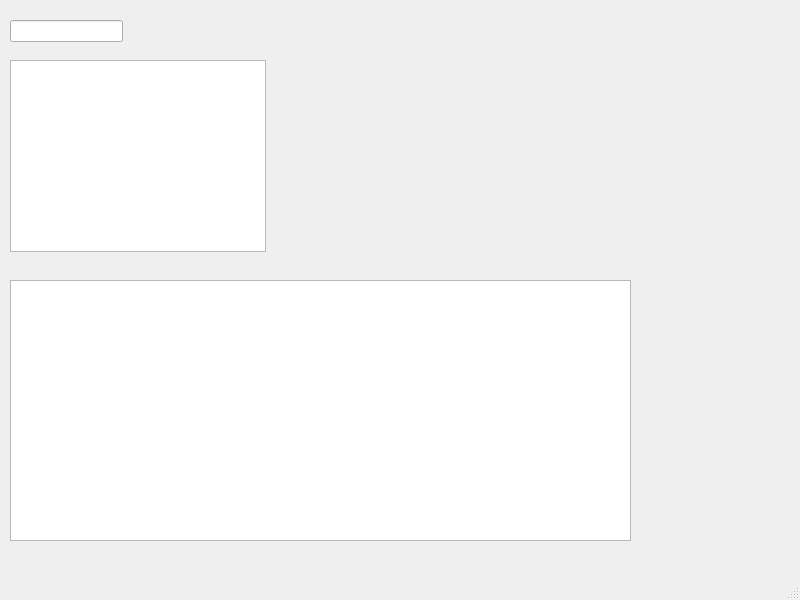
Before: the Qt Designer form delicious/qt/list.ui in gkonst/fastlink, drawn with Qt 5.
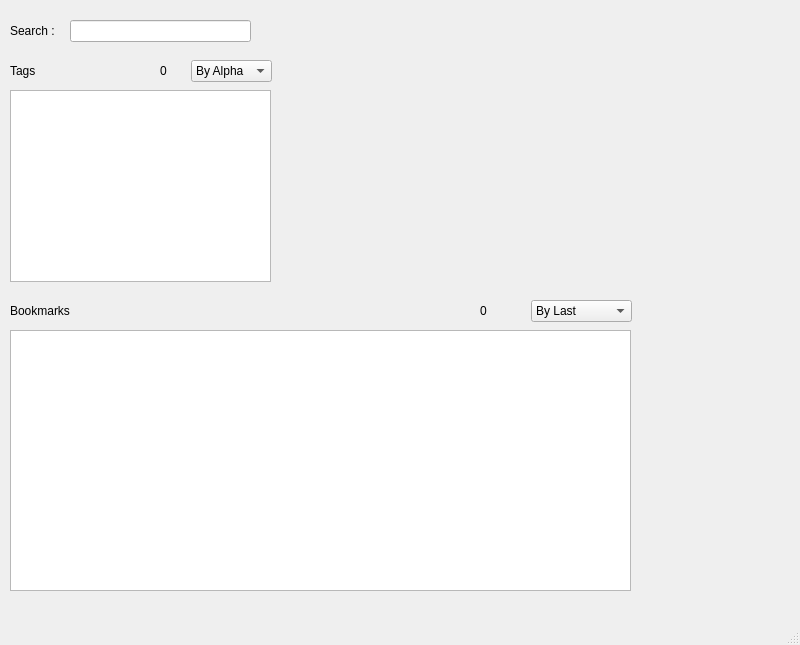
After: the same form once the commit is applied.

Commit message: Order selection added. DAO refactored.

What changed in the file:
```diff
--- a/delicious/qt/list.ui
+++ b/delicious/qt/list.ui
@@ -7,7 +7,7 @@
     <x>0</x>
     <y>0</y>
     <width>800</width>
-    <height>600</height>
+    <height>645</height>
    </rect>
   </property>
   <property name="windowTitle">
@@ -17,9 +17,9 @@
    <widget class="QLineEdit" name="search">
     <property name="geometry">
      <rect>
-      <x>10</x>
+      <x>70</x>
       <y>20</y>
-      <width>113</width>
+      <width>181</width>
       <height>22</height>
      </rect>
     </property>
@@ -28,8 +28,8 @@
     <property name="geometry">
      <rect>
       <x>10</x>
-      <y>60</y>
-      <width>256</width>
+      <y>90</y>
+      <width>261</width>
       <height>192</height>
      </rect>
     </property>
@@ -38,12 +38,122 @@
     <property name="geometry">
      <rect>
       <x>10</x>
-      <y>280</y>
+      <y>330</y>
       <width>621</width>
       <height>261</height>
      </rect>
     </property>
    </widget>
+   <widget class="QLabel" name="tags_label">
+    <property name="geometry">
+     <rect>
+      <x>10</x>
+      <y>60</y>
+      <width>57</width>
+      <height>21</height>
+     </rect>
+    </property>
+    <property name="text">
+     <string>Tags</string>
+    </property>
+   </widget>
+   <widget class="QLabel" name="tags_count">
+    <property name="geometry">
+     <rect>
+      <x>160</x>
+      <y>60</y>
+      <width>31</width>
+      <height>21</height>
+     </rect>
+    </property>
+    <property name="text">
+     <string>0</string>
+    </property>
+   </widget>
+   <widget class="QComboBox" name="tags_order">
+    <property name="geometry">
+     <rect>
+      <x>191</x>
+      <y>60</y>
+      <width>81</width>
+      <height>22</height>
+     </rect>
+    </property>
+    <item>
+     <property name="text">
+      <string>By Alpha</string>
+     </property>
+    </item>
+    <item>
+     <property name="text">
+      <string>By Count</string>
+     </property>
+    </item>
+   </widget>
+   <widget class="QLabel" name="posts_label">
+    <property name="geometry">
+     <rect>
+      <x>10</x>
+      <y>300</y>
+      <width>81</width>
+      <height>21</height>
+     </rect>
+    </property>
+    <property name="text">
+     <string>Bookmarks</string>
+    </property>
+   </widget>
+   <widget class="QLabel" name="posts_count">
+    <property name="geometry">
+     <rect>
+      <x>480</x>
+      <y>300</y>
+      <width>41</width>
+      <height>21</height>
+     </rect>
+    </property>
+    <property name="text">
+     <string>0</string>
+    </property>
+   </widget>
+   <widget class="QComboBox" name="posts_order">
+    <property name="geometry">
+     <rect>
+      <x>531</x>
+      <y>300</y>
+      <width>101</width>
+      <height>22</height>
+     </rect>
+    </property>
+    <item>
+     <property name="text">
+      <string>By Last</string>
+     </property>
+    </item>
+    <item>
+     <property name="text">
+      <string>By Title</string>
+     </property>
+    </item>
+    <item>
+     <property name="text">
+      <string>By Url</string>
+     </property>
+    </item>
+   </widget>
+   <widget class="QLabel" name="label">
+    <property name="geometry">
+     <rect>
+      <x>10</x>
+      <y>20</y>
+      <width>61</width>
+      <height>21</height>
+     </rect>
+    </property>
+    <property name="text">
+     <string>Search : </string>
+    </property>
+   </widget>
   </widget>
   <widget class="QMenuBar" name="menubar">
    <property name="geometry">
```
The commit also changes 4 other files.
